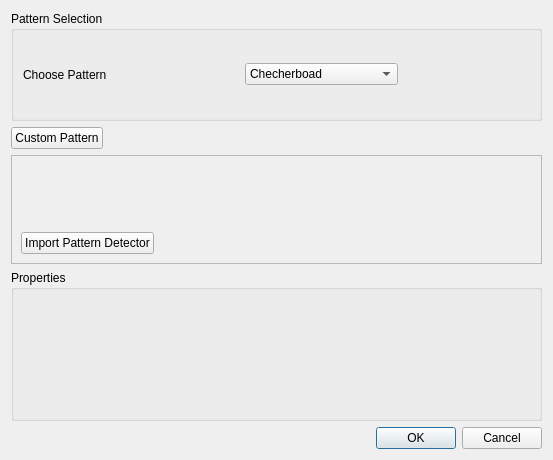
This is imageandpatternproperties.ui in Hezexian/calibrateTool as Qt 5 draws it before an edit. The edited form follows.
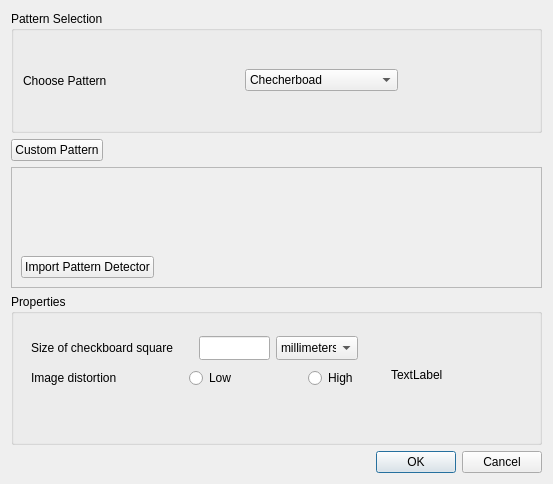
This is the edited form.

The edit to the form file:
```diff
--- a/imageandpatternproperties.ui
+++ b/imageandpatternproperties.ui
@@ -7,7 +7,7 @@
     <x>0</x>
     <y>0</y>
     <width>553</width>
-    <height>460</height>
+    <height>484</height>
    </rect>
   </property>
   <property name="windowTitle">
@@ -162,6 +162,140 @@
      <property name="title">
       <string>Properties</string>
      </property>
+     <widget class="QLabel" name="label_img">
+      <property name="geometry">
+       <rect>
+        <x>380</x>
+        <y>20</y>
+        <width>111</width>
+        <height>121</height>
+       </rect>
+      </property>
+      <property name="text">
+       <string>TextLabel</string>
+      </property>
+     </widget>
+     <widget class="QWidget" name="">
+      <property name="geometry">
+       <rect>
+        <x>20</x>
+        <y>40</y>
+        <width>327</width>
+        <height>57</height>
+       </rect>
+      </property>
+      <layout class="QVBoxLayout" name="verticalLayout_3">
+       <item>
+        <layout class="QHBoxLayout" name="horizontalLayout_4">
+         <item>
+          <widget class="QLabel" name="label_3">
+           <property name="text">
+            <string>Size of checkboard square</string>
+           </property>
+          </widget>
+         </item>
+         <item>
+          <widget class="QLineEdit" name="lineEdit_size">
+           <property name="minimumSize">
+            <size>
+             <width>71</width>
+             <height>24</height>
+            </size>
+           </property>
+           <property name="maximumSize">
+            <size>
+             <width>71</width>
+             <height>24</height>
+            </size>
+           </property>
+          </widget>
+         </item>
+         <item>
+          <widget class="QComboBox" name="comboBox">
+           <property name="minimumSize">
+            <size>
+             <width>82</width>
+             <height>24</height>
+            </size>
+           </property>
+           <property name="maximumSize">
+            <size>
+             <width>82</width>
+             <height>24</height>
+            </size>
+           </property>
+           <item>
+            <property name="text">
+             <string>millimeters</string>
+            </property>
+           </item>
+           <item>
+            <property name="text">
+             <string>centimeters</string>
+            </property>
+           </item>
+           <item>
+            <property name="text">
+             <string>inches</string>
+            </property>
+           </item>
+          </widget>
+         </item>
+        </layout>
+       </item>
+       <item>
+        <layout class="QHBoxLayout" name="horizontalLayout_5">
+         <item>
+          <widget class="QLabel" name="label_2">
+           <property name="text">
+            <string>Image distortion</string>
+           </property>
+          </widget>
+         </item>
+         <item>
+          <spacer name="horizontalSpacer_5">
+           <property name="orientation">
+            <enum>Qt::Horizontal</enum>
+           </property>
+           <property name="sizeHint" stdset="0">
+            <size>
+             <width>40</width>
+             <height>20</height>
+            </size>
+           </property>
+          </spacer>
+         </item>
+         <item>
+          <widget class="QRadioButton" name="radioButton_low">
+           <property name="text">
+            <string>Low</string>
+           </property>
+          </widget>
+         </item>
+         <item>
+          <spacer name="horizontalSpacer_6">
+           <property name="orientation">
+            <enum>Qt::Horizontal</enum>
+           </property>
+           <property name="sizeHint" stdset="0">
+            <size>
+             <width>40</width>
+             <height>20</height>
+            </size>
+           </property>
+          </spacer>
+         </item>
+         <item>
+          <widget class="QRadioButton" name="radioButton_high">
+           <property name="text">
+            <string>High</string>
+           </property>
+          </widget>
+         </item>
+        </layout>
+       </item>
+      </layout>
+     </widget>
     </widget>
    </item>
    <item>
```
Left out of the diff: 2 changed lines with no effect on the pictures.
